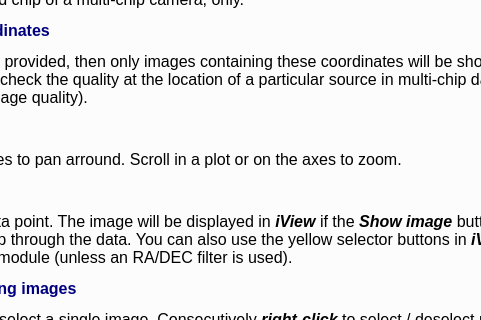
Old version of the form src/readmes/imstatsreadme.ui in the repository schirmermischa/THELI; both pictures show x 270 to 751 and y 124 to 444 of the 938 by 797 pixel window.
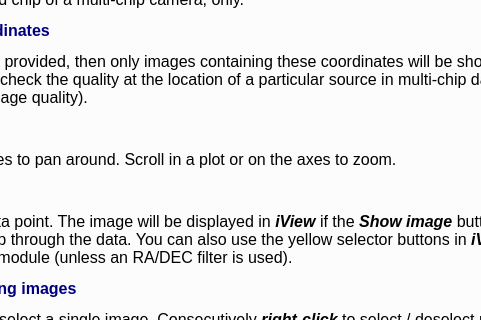
New version of the form.

Commit message: Debianization. Removed debugging commands. Bugfixes in the color picture module.

What changed in the file:
```diff
--- a/src/readmes/imstatsreadme.ui
+++ b/src/readmes/imstatsreadme.ui
@@ -90,20 +90,20 @@
       <string>&lt;!DOCTYPE HTML PUBLIC &quot;-//W3C//DTD HTML 4.0//EN&quot; &quot;http://www.w3.org/TR/REC-html40/strict.dtd&quot;&gt;
 &lt;html&gt;&lt;head&gt;&lt;meta name=&quot;qrichtext&quot; content=&quot;1&quot; /&gt;&lt;style type=&quot;text/css&quot;&gt;
 p, li { white-space: pre-wrap; }
-&lt;/style&gt;&lt;/head&gt;&lt;body style=&quot; font-family:'Noto Sans'; font-size:12pt; font-weight:400; font-style:normal;&quot;&gt;
-&lt;p style=&quot; margin-top:12px; margin-bottom:12px; margin-left:0px; margin-right:0px; -qt-block-indent:0; text-indent:0px;&quot;&gt;The statistics module should be invoked after source catalogs and astrometry have been created. It displays the following parameters: &lt;span style=&quot; color:#ff007f;&quot;&gt;Sky background&lt;/span&gt;, &lt;span style=&quot; color:#ff007f;&quot;&gt;airmass&lt;/span&gt;, &lt;span style=&quot; color:#ff007f;&quot;&gt;seeing&lt;/span&gt;, &lt;span style=&quot; color:#ff007f;&quot;&gt;relative transparency&lt;/span&gt; (if astrometry was run), &lt;span style=&quot; color:#ff007f;&quot;&gt;PSF ellipticity&lt;/span&gt;.&lt;/p&gt;
-&lt;p style=&quot; margin-top:12px; margin-bottom:12px; margin-left:0px; margin-right:0px; -qt-block-indent:0; text-indent:0px;&quot;&gt;&lt;span style=&quot; font-weight:600; color:#00007f;&quot;&gt;Selecting images using name filters&lt;/span&gt;&lt;/p&gt;
-&lt;p style=&quot; margin-top:12px; margin-bottom:12px; margin-left:0px; margin-right:0px; -qt-block-indent:0; text-indent:0px;&quot;&gt;Use a filter such as &lt;span style=&quot; font-weight:600; font-style:italic;&quot;&gt;*.fits&lt;/span&gt; to obtain statistics for all images. Narrow down the selection as you would do on the command line, e.g. &lt;span style=&quot; font-weight:600; font-style:italic;&quot;&gt;*_3AB.fits&lt;/span&gt; would select the third chip of a multi-chip camera, only.&lt;/p&gt;
-&lt;p style=&quot; margin-top:12px; margin-bottom:12px; margin-left:0px; margin-right:0px; -qt-block-indent:0; text-indent:0px;&quot;&gt;&lt;span style=&quot; font-weight:600; color:#00007f;&quot;&gt;Selecting images using sky coordinates&lt;/span&gt;&lt;/p&gt;
-&lt;p style=&quot; margin-top:12px; margin-bottom:12px; margin-left:0px; margin-right:0px; -qt-block-indent:0; text-indent:0px;&quot;&gt;If both RA and DEC coordinates are provided, then only images containing these coordinates will be shown (if they also fulfil the filter criterion). Useful if you want to check the quality at the location of a particular source in multi-chip data (source appearing in different detectors with varying image quality).&lt;/p&gt;
-&lt;p style=&quot; margin-top:12px; margin-bottom:12px; margin-left:0px; margin-right:0px; -qt-block-indent:0; text-indent:0px;&quot;&gt;&lt;span style=&quot; font-weight:600; color:#00007f;&quot;&gt;Zooming and panning&lt;/span&gt;&lt;/p&gt;
-&lt;p style=&quot; margin-top:12px; margin-bottom:12px; margin-left:0px; margin-right:0px; -qt-block-indent:0; text-indent:0px;&quot;&gt;Left-click-drag in a plot or on the axes to pan arround. Scroll in a plot or on the axes to zoom.  &lt;/p&gt;
-&lt;p style=&quot; margin-top:12px; margin-bottom:12px; margin-left:0px; margin-right:0px; -qt-block-indent:0; text-indent:0px;&quot;&gt;&lt;span style=&quot; font-weight:600; color:#00007f;&quot;&gt;Browsing images in iView&lt;/span&gt;&lt;/p&gt;
-&lt;p style=&quot; margin-top:12px; margin-bottom:12px; margin-left:0px; margin-right:0px; -qt-block-indent:0; text-indent:0px;&quot;&gt;Select an image by clicking on a data point. The image will be displayed in &lt;span style=&quot; font-weight:600; font-style:italic;&quot;&gt;iView&lt;/span&gt; if the &lt;span style=&quot; font-weight:600; font-style:italic;&quot;&gt;Show image&lt;/span&gt; button is selected&lt;span style=&quot; font-weight:600; font-style:italic;&quot;&gt;. &lt;/span&gt;Use the &lt;span style=&quot; font-weight:600; font-style:italic;&quot;&gt;&amp;lt;left&amp;gt; &lt;/span&gt;or &lt;span style=&quot; font-weight:600; font-style:italic;&quot;&gt;&amp;lt;right&amp;gt; arrow keys&lt;/span&gt; to step through the data. You can also use the yellow selector buttons in&lt;span style=&quot; font-weight:600; font-style:italic;&quot;&gt; iView&lt;/span&gt;. &lt;span style=&quot; font-weight:600; font-style:italic;&quot;&gt;iView&lt;/span&gt; will display the same selection as the statistics module (unless an RA/DEC filter is used).&lt;/p&gt;
-&lt;p style=&quot; margin-top:12px; margin-bottom:12px; margin-left:0px; margin-right:0px; -qt-block-indent:0; text-indent:0px;&quot;&gt;&lt;span style=&quot; font-weight:600; color:#00007f;&quot;&gt;Interactively rejecting and restoring images&lt;/span&gt;&lt;/p&gt;
-&lt;p style=&quot; margin-top:12px; margin-bottom:12px; margin-left:0px; margin-right:0px; -qt-block-indent:0; text-indent:0px;&quot;&gt;&lt;span style=&quot; font-weight:600; font-style:italic;&quot;&gt;Left-click &lt;/span&gt;a data point to select / deselect a single image. Consecutively &lt;span style=&quot; font-weight:600; font-style:italic;&quot;&gt;right-click&lt;/span&gt; to select / deselect multiple images. If you &lt;span style=&quot; font-weight:600; font-style:italic;&quot;&gt;right-clicked &lt;/span&gt;a data point, then subsequent &lt;span style=&quot; font-weight:600; font-style:italic;&quot;&gt;&amp;lt;left&amp;gt; &lt;/span&gt;and&lt;span style=&quot; font-weight:600; font-style:italic;&quot;&gt; &amp;lt;right&amp;gt; &lt;/span&gt;key strokes can be used to quickly include more data points in the vicinity. Following a left-click, the same keys will select single images only.&lt;br /&gt;Press &lt;span style=&quot; font-weight:600; font-style:italic;&quot;&gt;&amp;lt;Delete&amp;gt;&lt;/span&gt; to &lt;span style=&quot; font-weight:600; font-style:italic;&quot;&gt;park&lt;/span&gt; the selected images (single chips) in a &lt;span style=&quot; font-weight:600; font-style:italic;&quot;&gt;badStats/ &lt;/span&gt;subdirectory. Press the &lt;span style=&quot; font-weight:600; font-style:italic;&quot;&gt;&amp;lt;A&amp;gt; key&lt;/span&gt; (not &amp;lt;ALT&amp;gt;) to park &lt;span style=&quot; font-weight:600; font-style:italic;&quot;&gt;all&lt;/span&gt; selected images (all chips) from the associated multi-chip exposure. The graphics will update immediately.&lt;br /&gt;Clicking on &lt;span style=&quot; font-weight:600; font-style:italic;&quot;&gt;Restore data&lt;/span&gt; will move the images back to their original place. You might have to replot the graphics to reflect the change after restoring the data.&lt;/p&gt;
-&lt;p style=&quot; margin-top:12px; margin-bottom:12px; margin-left:0px; margin-right:0px; -qt-block-indent:0; text-indent:0px;&quot;&gt;&lt;span style=&quot; font-weight:600; color:#00007f;&quot;&gt;Numerically rejecting images&lt;/span&gt;&lt;/p&gt;
-&lt;p style=&quot; margin-top:12px; margin-bottom:12px; margin-left:0px; margin-right:0px; -qt-block-indent:0; text-indent:0px;&quot;&gt;In addition to mouse-clicks, you can provide lower and upper limits to all parameters (y-axis) and also to the number of images (x-axis). Make the selective active by hitting &lt;span style=&quot; font-weight:600; font-style:italic;&quot;&gt;&amp;lt;return&amp;gt;&lt;/span&gt;.&lt;/p&gt;&lt;/body&gt;&lt;/html&gt;</string>
+&lt;/style&gt;&lt;/head&gt;&lt;body style=&quot; font-family:'Noto Sans'; font-size:10pt; font-weight:400; font-style:normal;&quot;&gt;
+&lt;p style=&quot; margin-top:12px; margin-bottom:12px; margin-left:0px; margin-right:0px; -qt-block-indent:0; text-indent:0px;&quot;&gt;&lt;span style=&quot; font-size:12pt;&quot;&gt;The statistics module should be invoked after source catalogs and astrometry have been created. It displays the following parameters: &lt;/span&gt;&lt;span style=&quot; font-size:12pt; color:#ff007f;&quot;&gt;Sky background&lt;/span&gt;&lt;span style=&quot; font-size:12pt;&quot;&gt;, &lt;/span&gt;&lt;span style=&quot; font-size:12pt; color:#ff007f;&quot;&gt;airmass&lt;/span&gt;&lt;span style=&quot; font-size:12pt;&quot;&gt;, &lt;/span&gt;&lt;span style=&quot; font-size:12pt; color:#ff007f;&quot;&gt;seeing&lt;/span&gt;&lt;span style=&quot; font-size:12pt;&quot;&gt;, &lt;/span&gt;&lt;span style=&quot; font-size:12pt; color:#ff007f;&quot;&gt;relative transparency&lt;/span&gt;&lt;span style=&quot; font-size:12pt;&quot;&gt; (if astrometry was run), &lt;/span&gt;&lt;span style=&quot; font-size:12pt; color:#ff007f;&quot;&gt;PSF ellipticity&lt;/span&gt;&lt;span style=&quot; font-size:12pt;&quot;&gt;.&lt;/span&gt;&lt;/p&gt;
+&lt;p style=&quot; margin-top:12px; margin-bottom:12px; margin-left:0px; margin-right:0px; -qt-block-indent:0; text-indent:0px;&quot;&gt;&lt;span style=&quot; font-size:12pt; font-weight:600; color:#00007f;&quot;&gt;Selecting images using name filters&lt;/span&gt;&lt;/p&gt;
+&lt;p style=&quot; margin-top:12px; margin-bottom:12px; margin-left:0px; margin-right:0px; -qt-block-indent:0; text-indent:0px;&quot;&gt;&lt;span style=&quot; font-size:12pt;&quot;&gt;Use a filter such as &lt;/span&gt;&lt;span style=&quot; font-size:12pt; font-weight:600; font-style:italic;&quot;&gt;*.fits&lt;/span&gt;&lt;span style=&quot; font-size:12pt;&quot;&gt; to obtain statistics for all images. Narrow down the selection as you would do on the command line, e.g. &lt;/span&gt;&lt;span style=&quot; font-size:12pt; font-weight:600; font-style:italic;&quot;&gt;*_3AB.fits&lt;/span&gt;&lt;span style=&quot; font-size:12pt;&quot;&gt; would select the third chip of a multi-chip camera, only.&lt;/span&gt;&lt;/p&gt;
+&lt;p style=&quot; margin-top:12px; margin-bottom:12px; margin-left:0px; margin-right:0px; -qt-block-indent:0; text-indent:0px;&quot;&gt;&lt;span style=&quot; font-size:12pt; font-weight:600; color:#00007f;&quot;&gt;Selecting images using sky coordinates&lt;/span&gt;&lt;/p&gt;
+&lt;p style=&quot; margin-top:12px; margin-bottom:12px; margin-left:0px; margin-right:0px; -qt-block-indent:0; text-indent:0px;&quot;&gt;&lt;span style=&quot; font-size:12pt;&quot;&gt;If both RA and DEC coordinates are provided, then only images containing these coordinates will be shown (if they also fulfil the filter criterion). Useful if you want to check the quality at the location of a particular source in multi-chip data (source appearing in different detectors with varying image quality).&lt;/span&gt;&lt;/p&gt;
+&lt;p style=&quot; margin-top:12px; margin-bottom:12px; margin-left:0px; margin-right:0px; -qt-block-indent:0; text-indent:0px;&quot;&gt;&lt;span style=&quot; font-size:12pt; font-weight:600; color:#00007f;&quot;&gt;Zooming and panning&lt;/span&gt;&lt;/p&gt;
+&lt;p style=&quot; margin-top:12px; margin-bottom:12px; margin-left:0px; margin-right:0px; -qt-block-indent:0; text-indent:0px;&quot;&gt;&lt;span style=&quot; font-size:12pt;&quot;&gt;Left-click-drag in a plot or on the axes to pan around. Scroll in a plot or on the axes to zoom.  &lt;/span&gt;&lt;/p&gt;
+&lt;p style=&quot; margin-top:12px; margin-bottom:12px; margin-left:0px; margin-right:0px; -qt-block-indent:0; text-indent:0px;&quot;&gt;&lt;span style=&quot; font-size:12pt; font-weight:600; color:#00007f;&quot;&gt;Browsing images in iView&lt;/span&gt;&lt;/p&gt;
+&lt;p style=&quot; margin-top:12px; margin-bottom:12px; margin-left:0px; margin-right:0px; -qt-block-indent:0; text-indent:0px;&quot;&gt;&lt;span style=&quot; font-size:12pt;&quot;&gt;Select an image by clicking on a data point. The image will be displayed in &lt;/span&gt;&lt;span style=&quot; font-size:12pt; font-weight:600; font-style:italic;&quot;&gt;iView&lt;/span&gt;&lt;span style=&quot; font-size:12pt;&quot;&gt; if the &lt;/span&gt;&lt;span style=&quot; font-size:12pt; font-weight:600; font-style:italic;&quot;&gt;Show image&lt;/span&gt;&lt;span style=&quot; font-size:12pt;&quot;&gt; button is selected&lt;/span&gt;&lt;span style=&quot; font-size:12pt; font-weight:600; font-style:italic;&quot;&gt;. &lt;/span&gt;&lt;span style=&quot; font-size:12pt;&quot;&gt;Use the &lt;/span&gt;&lt;span style=&quot; font-size:12pt; font-weight:600; font-style:italic;&quot;&gt;&amp;lt;left&amp;gt; &lt;/span&gt;&lt;span style=&quot; font-size:12pt;&quot;&gt;or &lt;/span&gt;&lt;span style=&quot; font-size:12pt; font-weight:600; font-style:italic;&quot;&gt;&amp;lt;right&amp;gt; arrow keys&lt;/span&gt;&lt;span style=&quot; font-size:12pt;&quot;&gt; to step through the data. You can also use the yellow selector buttons in&lt;/span&gt;&lt;span style=&quot; font-size:12pt; font-weight:600; font-style:italic;&quot;&gt; iView&lt;/span&gt;&lt;span style=&quot; font-size:12pt;&quot;&gt;. &lt;/span&gt;&lt;span style=&quot; font-size:12pt; font-weight:600; font-style:italic;&quot;&gt;iView&lt;/span&gt;&lt;span style=&quot; font-size:12pt;&quot;&gt; will display the same selection as the statistics module (unless an RA/DEC filter is used).&lt;/span&gt;&lt;/p&gt;
+&lt;p style=&quot; margin-top:12px; margin-bottom:12px; margin-left:0px; margin-right:0px; -qt-block-indent:0; text-indent:0px;&quot;&gt;&lt;span style=&quot; font-size:12pt; font-weight:600; color:#00007f;&quot;&gt;Interactively rejecting and restoring images&lt;/span&gt;&lt;/p&gt;
+&lt;p style=&quot; margin-top:12px; margin-bottom:12px; margin-left:0px; margin-right:0px; -qt-block-indent:0; text-indent:0px;&quot;&gt;&lt;span style=&quot; font-size:12pt; font-weight:600; font-style:italic;&quot;&gt;Left-click &lt;/span&gt;&lt;span style=&quot; font-size:12pt;&quot;&gt;a data point to select / deselect a single image. Consecutively &lt;/span&gt;&lt;span style=&quot; font-size:12pt; font-weight:600; font-style:italic;&quot;&gt;right-click&lt;/span&gt;&lt;span style=&quot; font-size:12pt;&quot;&gt; to select / deselect multiple images. If you &lt;/span&gt;&lt;span style=&quot; font-size:12pt; font-weight:600; font-style:italic;&quot;&gt;right-clicked &lt;/span&gt;&lt;span style=&quot; font-size:12pt;&quot;&gt;a data point, then subsequent &lt;/span&gt;&lt;span style=&quot; font-size:12pt; font-weight:600; font-style:italic;&quot;&gt;&amp;lt;left&amp;gt; &lt;/span&gt;&lt;span style=&quot; font-size:12pt;&quot;&gt;and&lt;/span&gt;&lt;span style=&quot; font-size:12pt; font-weight:600; font-style:italic;&quot;&gt; &amp;lt;right&amp;gt; &lt;/span&gt;&lt;span style=&quot; font-size:12pt;&quot;&gt;key strokes can be used to quickly include more data points in the vicinity. Following a left-click, the same keys will select single images only.&lt;br /&gt;Press &lt;/span&gt;&lt;span style=&quot; font-size:12pt; font-weight:600; font-style:italic;&quot;&gt;&amp;lt;Delete&amp;gt;&lt;/span&gt;&lt;span style=&quot; font-size:12pt;&quot;&gt; to &lt;/span&gt;&lt;span style=&quot; font-size:12pt; font-weight:600; font-style:italic;&quot;&gt;park&lt;/span&gt;&lt;span style=&quot; font-size:12pt;&quot;&gt; the selected images (single chips) in a &lt;/span&gt;&lt;span style=&quot; font-size:12pt; font-weight:600; font-style:italic;&quot;&gt;badStats/ &lt;/span&gt;&lt;span style=&quot; font-size:12pt;&quot;&gt;subdirectory. Press the &lt;/span&gt;&lt;span style=&quot; font-size:12pt; font-weight:600; font-style:italic;&quot;&gt;&amp;lt;A&amp;gt; key&lt;/span&gt;&lt;span style=&quot; font-size:12pt;&quot;&gt; (not &amp;lt;ALT&amp;gt;) to park &lt;/span&gt;&lt;span style=&quot; font-size:12pt; font-weight:600; font-style:italic;&quot;&gt;all&lt;/span&gt;&lt;span style=&quot; font-size:12pt;&quot;&gt; selected images (all chips) from the associated multi-chip exposure. The graphics will update immediately.&lt;br /&gt;Clicking on &lt;/span&gt;&lt;span style=&quot; font-size:12pt; font-weight:600; font-style:italic;&quot;&gt;Restore data&lt;/span&gt;&lt;span style=&quot; font-size:12pt;&quot;&gt; will move the images back to their original place. You might have to replot the graphics to reflect the change after restoring the data.&lt;/span&gt;&lt;/p&gt;
+&lt;p style=&quot; margin-top:12px; margin-bottom:12px; margin-left:0px; margin-right:0px; -qt-block-indent:0; text-indent:0px;&quot;&gt;&lt;span style=&quot; font-size:12pt; font-weight:600; color:#00007f;&quot;&gt;Numerically rejecting images&lt;/span&gt;&lt;/p&gt;
+&lt;p style=&quot; margin-top:12px; margin-bottom:12px; margin-left:0px; margin-right:0px; -qt-block-indent:0; text-indent:0px;&quot;&gt;&lt;span style=&quot; font-size:12pt;&quot;&gt;In addition to mouse-clicks, you can provide lower and upper limits to all parameters (y-axis) and also to the number of images (x-axis). Make the selective active by hitting &lt;/span&gt;&lt;span style=&quot; font-size:12pt; font-weight:600; font-style:italic;&quot;&gt;&amp;lt;return&amp;gt;&lt;/span&gt;&lt;span style=&quot; font-size:12pt;&quot;&gt;.&lt;/span&gt;&lt;/p&gt;&lt;/body&gt;&lt;/html&gt;</string>
      </property>
     </widget>
    </item>
```
The commit also changes 9 other files.
